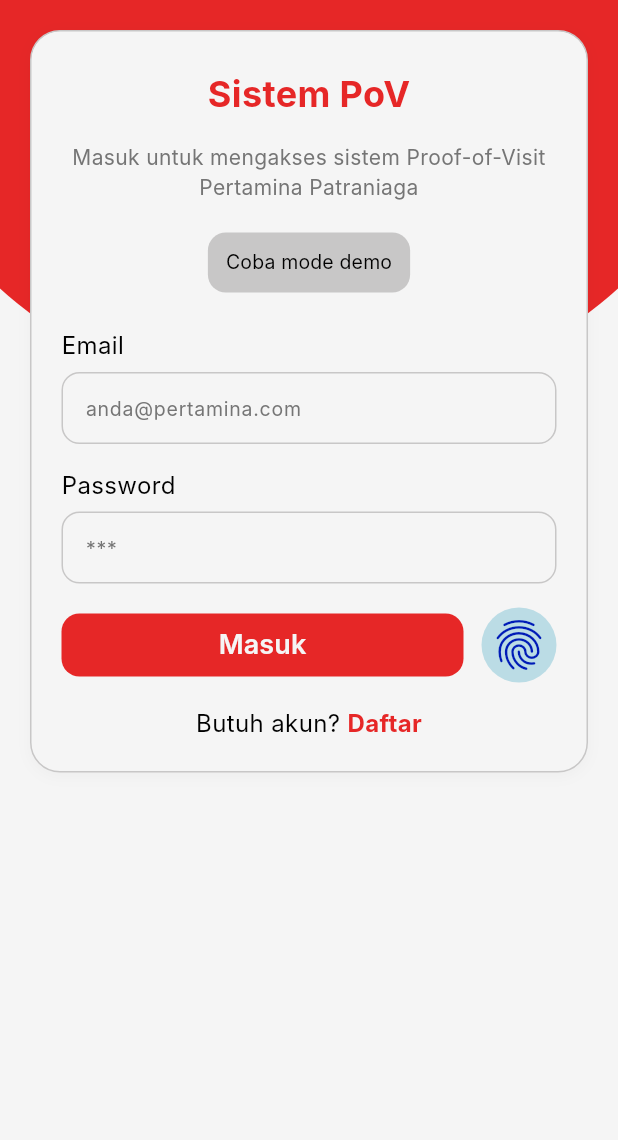
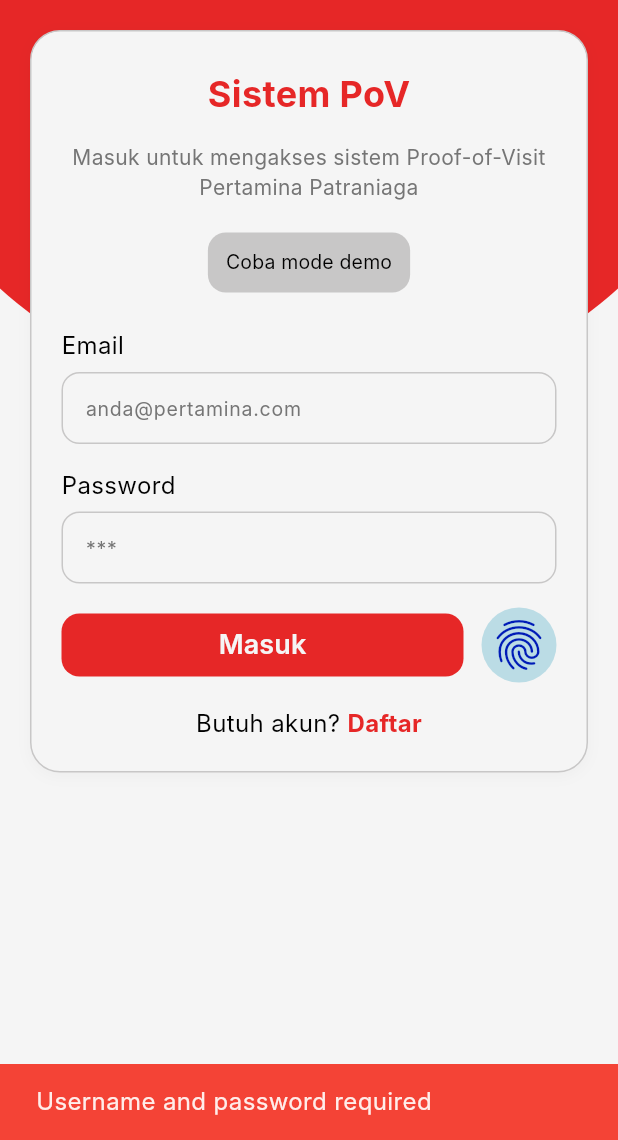
Before and after one commit to nasidfurqon/PoV, a Flutter app: the screen it shows after launch, after a tap on "Masuk", on a phone screen of 412 x 824 dp, the part 96-1236 px from its top. Run offline on Flutter 3.47's test engine with Material 3 defaults, Android fonts, the phone set to English and light mode, and no system bars; our stand-ins replace dropdown_button2, email_validator, file_picker, flutter_dotenv, flutter_riverpod, geolocator and 5 more; Roboto replaces fonts that are missing (Inter).

Commit message:
ver: 0.1 feat: menambah controller untuk setiap model

```diff
--- a/lib/config/router/route_path.dart
+++ b/lib/config/router/route_path.dart
@@ -1,10 +1,10 @@
 class RoutePath {
   static const String splash = '/';
-  static const String dashboard = '/dashboard';
+  static const String dashboard = '/dashboard/:ID';
   static const String login = '/login';
   static const String demo = '/demo';
   static const String visit = '/visit/:id';
-  static const String home = '/home/:user';
+  static const String home = '/home/:user/:ID';
   static const String jobList = '/job_list';
   static const String locationVisit = '/location_visit';
   static const String report ='/report';
--- /dev/null
+++ b/lib/core/utils/config.dart
@@ -0,0 +1,5 @@
+import 'package:flutter_dotenv/flutter_dotenv.dart';
+
+class AppConfig {
+  static final String serverAddress = dotenv.get('SERVER_ADDRESS');
+}
--- a/lib/core/widget/custom_textfield.dart
+++ b/lib/core/widget/custom_textfield.dart
@@ -6,10 +6,11 @@
 
 class CustomTextField extends StatelessWidget {
   final String hint;
+  final ValueChanged<String>? onChanged;
   final TextInputType? keyboardType;
   final bool obscureText;
   final int? maxLines;
-  const CustomTextField({super.key,this.obscureText = false,required this.hint, this.maxLines, this.keyboardType});
+  const CustomTextField({super.key,this.onChanged, this.obscureText = false,required this.hint, this.maxLines, this.keyboardType});
 
   @override
   Widget build(BuildContext context) {
@@ -40,6 +41,11 @@
                   borderSide: BorderSide(color: AppColor.textSecondary)
               )
           ),
+          onChanged: (value){
+            if(onChanged != null){
+              return onChanged!(value);
+            }
+          },
         )
       ],
     );
@@ -52,8 +58,10 @@
   final String hint;
   final TextInputType? keyboardType;
   final bool obscureText;
+  final Function(String)? onChanged;
+
   final int? maxLines;
-  const CustomTextFieldWithLabel({super.key, this.textStyle, this.maxLines, this.obscureText = false, required this.label, required this.hint, this.keyboardType});
+  const CustomTextFieldWithLabel({super.key,this.onChanged, this.textStyle, this.maxLines, this.obscureText = false, required this.label, required this.hint, this.keyboardType});
 
   @override
   Widget build(BuildContext context) {
@@ -65,7 +73,7 @@
           style: textStyle ?? AppText.body,
         ),
         SizedBox(height: AppSpacing.xxs),
-        CustomTextField(hint: hint, maxLines: maxLines, keyboardType: keyboardType, obscureText: obscureText,)
+        CustomTextField(hint: hint, maxLines: maxLines, keyboardType: keyboardType, obscureText: obscureText, onChanged: onChanged,)
       ],
     );
   }
--- /dev/null
+++ b/lib/data/models/login_model.dart
@@ -0,0 +1,33 @@
+import 'package:flutter_riverpod/flutter_riverpod.dart';
+
+class LoginModel {
+  final String email;
+  final String password;
+
+  const LoginModel({
+    required this.email,
+    required this.password,
+  });
+
+  LoginModel copyWith({
+    String? email,
+    String? password,
+  }) {
+    return LoginModel(
+        email: email ?? this.email,
+        password: password ?? this.password,
+    );
+  }
+}
+
+class LoginProvider extends StateNotifier<LoginModel> {
+  LoginProvider() : super(const LoginModel(email: '', password: ''));
+
+  void setUsername(String email) {
+    state = state.copyWith(email: email);
+  }
+
+  void setPassword(String password) {
+    state = state.copyWith(password: password);
+  }
+}
--- a/lib/main.dart
+++ b/lib/main.dart
@@ -2,9 +2,12 @@
 import 'package:pov2/config/router/app_router.dart';
 import 'package:pov2/config/theme/app_theme.dart';
 import 'package:flutter_riverpod/flutter_riverpod.dart';
+import 'package:flutter_dotenv/flutter_dotenv.dart';
 
 void main() async{
   WidgetsFlutterBinding.ensureInitialized();
+  await dotenv.load(fileName: '.env');
+
   runApp(const MyApp());
 }
 
--- a/lib/presentation/pages/auth/demo_page.dart
+++ b/lib/presentation/pages/auth/demo_page.dart
@@ -72,7 +72,9 @@
                     backgroundColor: AppColor.textPrimary,
                     padding: EdgeInsets.zero,
                     onPressed: (){
-                      context.goNamed(AppRoutes.home.name);
+                      context.goNamed(AppRoutes.home.name, pathParameters: {
+                        'user': 'Supervisor'
+                      });
                     }
                 ),
                 SizedBox(
--- a/lib/presentation/pages/auth/login_page.dart
+++ b/lib/presentation/pages/auth/login_page.dart
@@ -1,3 +1,4 @@
+import 'package:email_validator/email_validator.dart';
 import 'package:go_router/go_router.dart';
 import 'package:flutter/material.dart';
 import 'package:pov2/config/router/app_routes.dart';
@@ -12,14 +13,23 @@
 import 'package:pov2/core/widget/custom_scaffold.dart';
 import 'package:pov2/core/widget/custom_textfield.dart';
 import 'package:local_auth/local_auth.dart';
-class LoginPage extends StatefulWidget {
+import 'package:pov2/data/services/get_service.dart';
+import 'package:shared_preferences/shared_preferences.dart';
+import 'package:flutter_riverpod/flutter_riverpod.dart';
+import 'package:jwt_decoder/jwt_decoder.dart';
+import 'package:pov2/data/services/auth_service.dart';
+
+import '../../../data/models/login_model.dart';
+final loginProvider = StateNotifierProvider<LoginProvider, LoginModel>((ref) => LoginProvider());
+
+class LoginPage extends ConsumerStatefulWidget {
   const LoginPage({super.key});
 
   @override
-  State<LoginPage> createState() => _LoginPageState();
+  ConsumerState<LoginPage> createState() => _LoginPageState();
 }
 
-class _LoginPageState extends State<LoginPage> {
+class _LoginPageState extends ConsumerState<LoginPage> {
   final LocalAuthentication auth = LocalAuthentication();
   bool isBiometricAvailable = false;
 
@@ -31,10 +41,15 @@
 
   Future<void> _checkBiometricAvailable() async{
     bool available = await FingerprintHelper.checkAvailability(auth);
-    isBiometricAvailable = available;
+    setState(() {
+      isBiometricAvailable = available;
+    });
   }
   @override
   Widget build(BuildContext context) {
+    final loginNotifier = ref.read(loginProvider.notifier);
+    final state = ref.watch(loginProvider);
+
     return CustomAuth(
       child: Column(
         children: [
@@ -59,6 +74,9 @@
                   keyboardType: TextInputType.emailAddress,
                   label: "Email",
                   hint: "anda@pertamina.com",
+                  onChanged: (value) {
+                    loginNotifier.setUsername(value);
+                  },
                 ),
                 SizedBox(height: AppSpacing.md),
                 CustomTextFieldWithLabel(
@@ -66,6 +84,9 @@
                   label: "Password",
                   hint: "***",
                   obscureText: true,
+                  onChanged: (value) {
+                    loginNotifier.setPassword(value);
+                  },
                 ),
                 SizedBox(height: AppSpacing.md),
                 Row(
@@ -79,7 +100,62 @@
                           vertical: AppSpacing.xs,
                           horizontal: AppSpacing.md,
                         ),
-                        onPressed: () {},
+                        onPressed: () async{
+                          try{
+                            print('TES BUTTON LOGIN');
+                            if (state.email.isEmpty ||
+                                state.password.isEmpty) {
+                              ScaffoldMessenger.of(context).showSnackBar(
+                                const SnackBar(
+                                  content: Text(
+                                      'Username and password required'),
+                                  backgroundColor: AppColor.error,
+                                ),
+                              );
+                              return;
+                            }
+
+                            if (!EmailValidator.validate(
+                                state.email)) {
+                              ScaffoldMessenger.of(context).showSnackBar(
+                                const SnackBar(
+                                  content: Text('Invalid email format'),
+                                  backgroundColor: AppColor.error,
+                                ),
+                              );
+                              return;
+                            }
+                            print("STATE EMAIL : ${state.email}");
+                            print("STATE PASSWORD : ${state.password}");
+                            Map<String, dynamic> responseLogin = await AuthService.login(state.email, state.password);
+                            print('RESPONSE API LOGIN : $responseLogin');
+
+                            var pref = await SharedPreferences.getInstance();
+                            if(responseLogin['success'] == true){
+                              pref.setString('jwtToken', responseLogin['JWT']);
+                              GetService.jwtToken = responseLogin['JWT'];
+                              Map<String, dynamic> decodedToken = JwtDecoder.decode(responseLogin['JWT']);
+                              String userId = decodedToken['UserId'].toString();
+                              context.goNamed(AppRoutes.home.name, pathParameters: {
+                                'user': 'Administrator',
+                                'ID': userId
+                              });
+                            }
+                            else{
+                              ScaffoldMessenger.of(context)
+                                  .showSnackBar(
+                                const SnackBar(
+                                  content: Text('Login Failed'),
+                                  backgroundColor: AppColor.error,
+                                ),
+                              );
+                            }
+                          }
+                          catch(e, stack){
+                            print('RESPONSE LOGIN GAGAL : $e');
+                            print('STACKTRACE: $stack');
+                          }
+                        },
                       ),
                     ),
                     SizedBox(width: AppSpacing.sm),
--- a/pubspec.yaml
+++ b/pubspec.yaml
@@ -48,6 +48,8 @@
   go_router: ^16.2.1
   intl: ^0.20.2
   image_picker: ^1.2.0
+  shared_preferences: ^2.5.3
+  jwt_decoder: ^2.0.1
   file_picker: ^10.3.2
   flutter_riverpod: ^2.6.1
   geolocator: ^14.0.2
@@ -57,6 +59,8 @@
   url_launcher: ^6.3.2
   bootstrap_icons: ^1.11.3
   local_auth: ^2.3.0
+  flutter_dotenv: ^6.0.0
+  email_validator: ^3.0.0
 # For information on the generic Dart part of this file, see the
 # following page: https://dart.dev/tools/pub/pubspec
 
@@ -74,6 +78,7 @@
     - assets/person-logo.png
     - assets/place-logo.png
     - assets/clock-logo.png
+    - .env
 
   #   - images/a_dot_ham.jpeg
 
```
Also changed, not shown: lib/config/router/app_router.dart (+6 -2 lines), lib/data/models/MTUser_model.dart (added, +65 -0 lines), lib/data/services/auth_service.dart (added, +34 -0 lines), lib/data/services/get_service.dart (added, +33 -0 lines), lib/presentation/main_page.dart (+4 -3 lines), lib/presentation/pages/dashboard/dashboardPage.dart (+21 -2 lines), lib/presentation/pages/visit_progres/visitCompletion.dart (+3 -7 lines), pubspec.lock, 2 other files.
